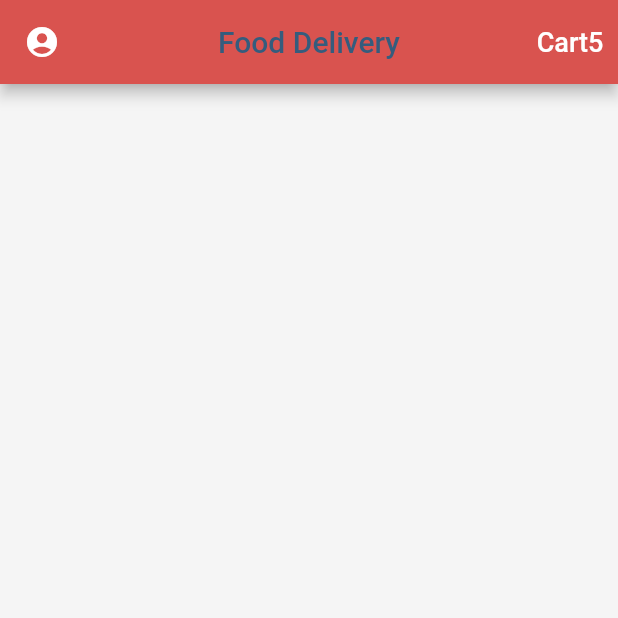
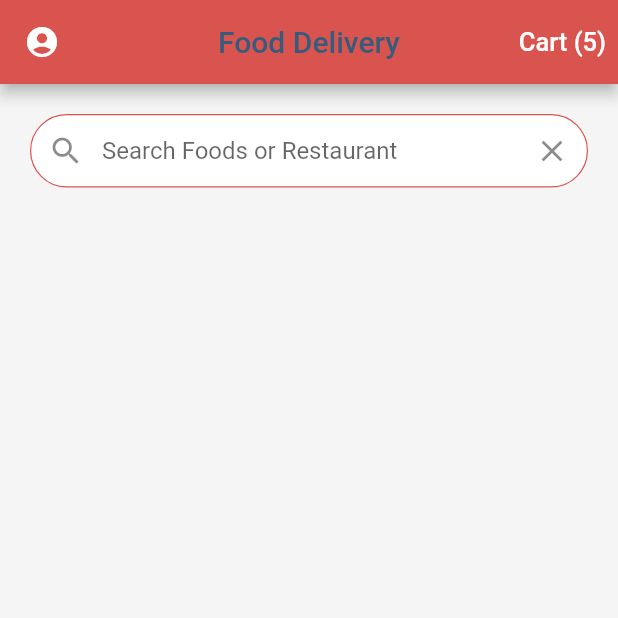
Before and after one commit to mohhamad-esmaili/food-delivery, a Flutter app: the screen it shows after launch, on a phone screen of 412 x 824 dp, the top half of it. Run offline on Flutter 3.47's test engine with Material 2 defaults, Android fonts, the phone set to English and light mode, and no system bars; drawn by our look-alikes of animated_text_kit.

Commit message:
adding search bar at top

```diff
--- a/lib/screens/home_screen.dart
+++ b/lib/screens/home_screen.dart
@@ -33,8 +33,55 @@ class FoodHomeScreen extends StatelessWidget {
           TextButton(
             onPressed: () {},
             child: Text(
-              'Cart${currentUser.cart.length}',
-              style: TextStyle(color: Colors.white, fontSize: 18.0),
+              'Cart (${currentUser.cart.length})',
+              style: TextStyle(color: Colors.white, fontSize: 17.0),
+            ),
+          )
+        ],
+      ),
+      body: ListView(
+        children: [
+          Padding(
+            padding: const EdgeInsets.all(20.0),
+            child: TextField(
+              decoration: InputDecoration(
+                fillColor: Colors.white,
+                filled: true,
+                contentPadding: EdgeInsets.all(15.0),
+                prefixIcon: IconButton(
+                  icon: Icon(
+                    Icons.search,
+                  ),
+                  onPressed: () {},
+                ),
+                border: OutlineInputBorder(
+                  borderRadius: BorderRadius.circular(30.0),
+                  borderSide: BorderSide(
+                    width: 0.8,
+                  ),
+                ),
+                focusedBorder: OutlineInputBorder(
+                  borderRadius: BorderRadius.circular(30.0),
+                  borderSide: BorderSide(
+                    width: 0.8,
+                    color: Theme.of(context).primaryColor,
+                  ),
+                ),
+                enabledBorder: OutlineInputBorder(
+                  borderRadius: BorderRadius.circular(30.0),
+                  borderSide: BorderSide(
+                    width: 0.8,
+                    color: Theme.of(context).primaryColor,
+                  ),
+                ),
+                hintText: 'Search Foods or Restaurant',
+                suffixIcon: IconButton(
+                  onPressed: () {},
+                  icon: Icon(
+                    Icons.clear,
+                  ),
+                ),
+              ),
             ),
           )
         ],
```
